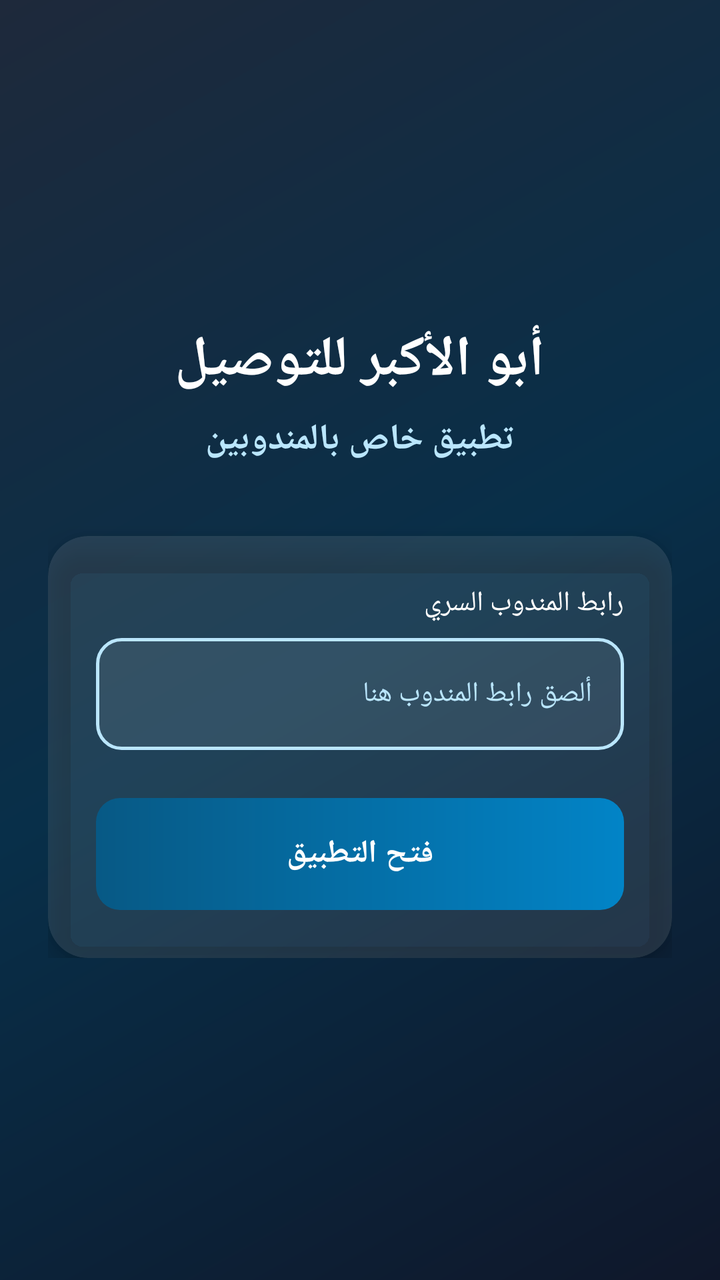
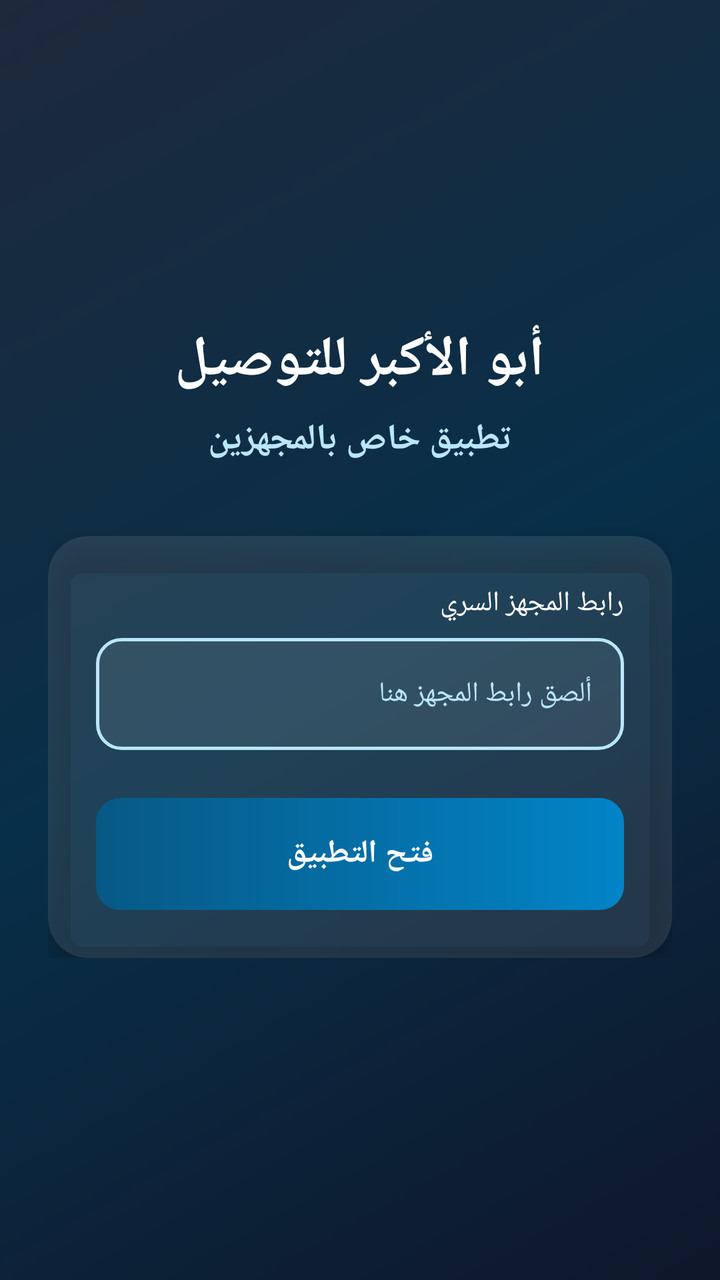

Screens rendered from an Android XML layout before and after an edit, with the pre-edit source and the edit as a unified diff.
<!-- AndroidManifest.xml: application theme Theme.AboAkbarAdmin -->
<!-- res/layout/activity_main.xml -->
<?xml version="1.0" encoding="utf-8"?>
<androidx.constraintlayout.widget.ConstraintLayout xmlns:android="http://schemas.android.com/apk/res/android"
    xmlns:app="http://schemas.android.com/apk/res-auto"
    xmlns:tools="http://tools.android.com/apk/res/auto"
    android:id="@+id/mainLayout"
    android:layout_width="match_parent"
    android:layout_height="match_parent"
    android:background="@drawable/gradient_bg"
    android:fitsSystemWindows="true">

    
    <WebView
        android:id="@+id/webView"
        android:layout_width="match_parent"
        android:layout_height="match_parent"
        android:visibility="gone" />

    
    <androidx.constraintlayout.widget.ConstraintLayout
        android:id="@+id/loginLayout"
        android:layout_width="match_parent"
        android:layout_height="match_parent"
        android:padding="24dp">

        <LinearLayout
            android:layout_width="match_parent"
            android:layout_height="wrap_content"
            android:orientation="vertical"
            android:gravity="center"
            app:layout_constraintTop_toTopOf="parent"
            app:layout_constraintBottom_toBottomOf="parent"
            app:layout_constraintStart_toStartOf="parent"
            app:layout_constraintEnd_toEndOf="parent">

            
            <TextView
                android:id="@+id/tvAppTitle"
                android:layout_width="wrap_content"
                android:layout_height="wrap_content"
                android:text="أبو الأكبر للتوصيل"
                android:textColor="@color/white"
                android:textSize="28sp"
                android:textStyle="bold"
                android:gravity="center" />

            
            <TextView
                android:id="@+id/tvSubtitle"
                android:layout_width="wrap_content"
                android:layout_height="wrap_content"
                android:layout_marginTop="8dp"
                android:text="تطبيق خاص بالمندوبين"
                android:textColor="@color/sky_200"
                android:textSize="18sp"
                android:textStyle="bold"
                android:gravity="center" />

            
            <androidx.cardview.widget.CardView
                android:layout_width="match_parent"
                android:layout_height="wrap_content"
                android:layout_marginTop="36dp"
                app:cardCornerRadius="20dp"
                app:cardElevation="8dp"
                app:cardBackgroundColor="#1AFFFFFF"> 

                <LinearLayout
                    android:layout_width="match_parent"
                    android:layout_height="wrap_content"
                    android:orientation="vertical"
                    android:padding="24dp"
                    android:gravity="center">

                    <TextView
                        android:layout_width="match_parent"
                        android:layout_height="wrap_content"
                        android:text="رابط المندوب السري"
                        android:textColor="@color/white"
                        android:textSize="14sp"
                        android:layout_marginBottom="8dp"
                        android:gravity="right" />

                    
                    <RelativeLayout
                        android:layout_width="match_parent"
                        android:layout_height="56dp"
                        android:background="@drawable/input_bg"
                        android:paddingStart="16dp"
                        android:paddingEnd="16dp">

                        <EditText
                            android:id="@+id/etPassword"
                            android:layout_width="match_parent"
                            android:layout_height="match_parent"
                            android:background="@android:color/transparent"
                            android:hint="ألصق رابط المندوب هنا"
                            android:textColorHint="@color/sky_200"
                            android:textColor="@color/white"
                            android:inputType="textUri"
                            android:textSize="14sp"
                            android:gravity="right|center_vertical"
                            android:maxLines="1"
                            android:textDirection="ltr" />
                    </RelativeLayout>

                    
                    <TextView
                        android:id="@+id/tvError"
                        android:layout_width="match_parent"
                        android:layout_height="wrap_content"
                        android:layout_marginTop="8dp"
                        android:textColor="@color/red_error"
                        android:textSize="14sp"
                        android:gravity="center"
                        android:visibility="gone" />

                    
                    <LinearLayout
                        android:layout_width="match_parent"
                        android:layout_height="wrap_content"
                        android:orientation="horizontal"
                        android:layout_marginTop="24dp"
                        android:gravity="center">

                        
                        <Button
                            android:id="@+id/btnSubmit"
                            android:layout_width="0dp"
                            android:layout_weight="1"
                            android:layout_height="56dp"
                            android:background="@drawable/btn_gradient"
                            app:backgroundTint="@null"
                            android:text="فتح التطبيق"
                            android:textColor="@color/white"
                            android:textSize="16sp"
                            android:textStyle="bold"
                            android:stateListAnimator="@null" />
                    </LinearLayout>

                </LinearLayout>
            </androidx.cardview.widget.CardView>

            
            <ProgressBar
                android:id="@+id/progressBar"
                android:layout_width="48dp"
                android:layout_height="48dp"
                android:layout_marginTop="24dp"
                android:indeterminateTint="@color/sky_200"
                android:visibility="gone" />

        </LinearLayout>
    </androidx.constraintlayout.widget.ConstraintLayout>

</androidx.constraintlayout.widget.ConstraintLayout>
<!-- resources referenced by this layout -->
<resources>
  <color name="red_error">#EF4444</color>
  <color name="sky_200">#BAE6FD</color>
  <color name="white">#FFFFFFFF</color>
  <!-- drawable btn_gradient (drawable) -->
  <?xml version="1.0" encoding="utf-8"?>
  <shape xmlns:android="http://schemas.android.com/apk/res/android"
      android:shape="rectangle">
      <gradient
          android:angle="0"
          android:startColor="@color/sky_800"
          android:endColor="#0284C7"
          android:type="linear" />
      <corners android:radius="12dp" />
  </shape>
  <!-- drawable gradient_bg (drawable) -->
  <?xml version="1.0" encoding="utf-8"?>
  <shape xmlns:android="http://schemas.android.com/apk/res/android"
      android:shape="rectangle">
      <gradient
          android:angle="135"
          android:startColor="@color/slate_900"
          android:centerColor="@color/sky_950"
          android:endColor="@color/slate_800"
          android:type="linear" />
  </shape>
  <!-- drawable input_bg (drawable) -->
  <?xml version="1.0" encoding="utf-8"?>
  <shape xmlns:android="http://schemas.android.com/apk/res/android"
      android:shape="rectangle">
      <solid android:color="#14FFFFFF" />
      <stroke android:width="1.5dp" android:color="@color/sky_200" />
      <corners android:radius="12dp" />
  </shape>
  <style name="Theme.AboAkbarAdmin" parent="Theme.Material3.DayNight.NoActionBar">
          <item name="colorPrimary">@color/sky_800</item>
          <item name="colorPrimaryDark">@color/sky_950</item>
          <item name="colorSecondary">@color/cyan_100</item>
          <item name="android:statusBarColor">@color/sky_950</item>
          <item name="android:windowLightStatusBar">false</item>
      </style>
  <color name="sky_800">#075985</color>
  <color name="slate_900">#0F172A</color>
  <color name="sky_950">#082F49</color>
  <color name="slate_800">#1E293B</color>
  <color name="cyan_100">#CFFAFE</color>
</resources>

<!-- the commit's change to res/layout/activity_main.xml (unified diff, before → after) -->
@@ -49,7 +49,7 @@
                 android:layout_width="wrap_content"
                 android:layout_height="wrap_content"
                 android:layout_marginTop="8dp"
-                android:text="تطبيق خاص بالمندوبين"
+                android:text="تطبيق خاص بالمجهزين"
                 android:textColor="@color/sky_200"
                 android:textSize="18sp"
                 android:textStyle="bold"
@@ -74,7 +74,7 @@
                     <TextView
                         android:layout_width="match_parent"
                         android:layout_height="wrap_content"
-                        android:text="رابط المندوب السري"
+                        android:text="رابط المجهز السري"
                         android:textColor="@color/white"
                         android:textSize="14sp"
                         android:layout_marginBottom="8dp"
@@ -93,7 +93,7 @@
                             android:layout_width="match_parent"
                             android:layout_height="match_parent"
                             android:background="@android:color/transparent"
-                            android:hint="ألصق رابط المندوب هنا"
+                            android:hint="ألصق رابط المجهز هنا"
                             android:textColorHint="@color/sky_200"
                             android:textColor="@color/white"
                             android:inputType="textUri"
